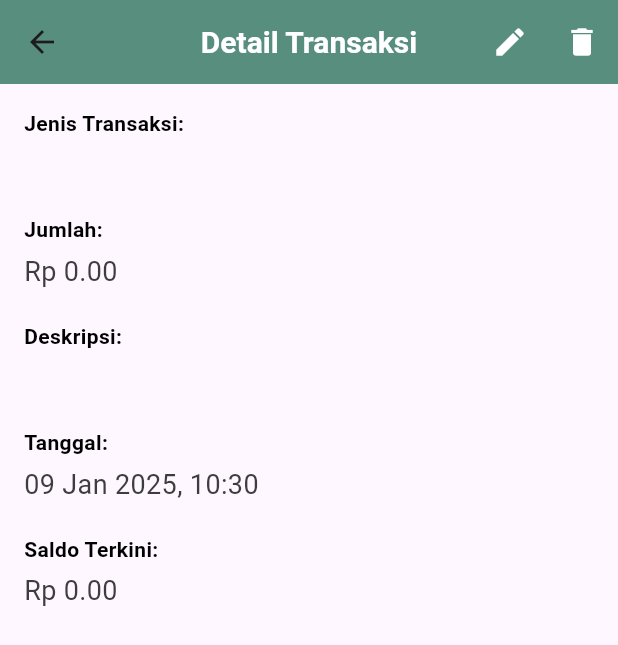
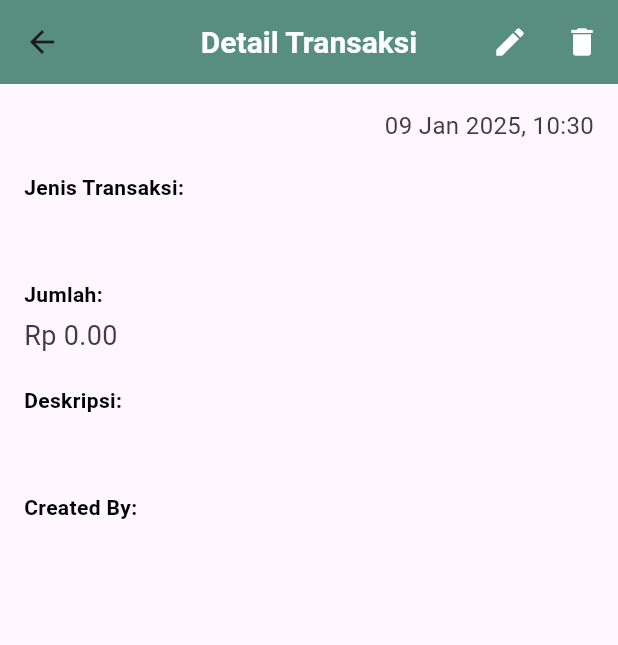
Before and after one commit to jonyxz/bumdesa-finance, a Flutter app: the DetailPage screen opened directly with empty values, on a phone screen of 412 x 824 dp. Shown: the top 645 px of the screen. Run offline on Flutter 3.47's test engine with Material 3 defaults, Android fonts, the phone set to English and light mode, and no system bars; our stand-ins replace cloud_firestore, firebase_auth, firebase_core; accounts and stored records are empty.

Commit message:
Enhance DetailPage UI by adding transaction creation date and updating created by field display

```diff
--- a/lib/pages/DetailPage.dart
+++ b/lib/pages/DetailPage.dart
@@ -66,6 +66,15 @@ class DetailPage extends StatelessWidget {
         child: Column(
           crossAxisAlignment: CrossAxisAlignment.start,
           children: [
+            Align(
+              alignment: Alignment.topRight,
+              child: Text(
+                DateFormat('dd MMM yyyy, HH:mm')
+                    .format(transaksi.createdAt.toDate()),
+                style: TextStyle(fontSize: 16, color: accentColor),
+              ),
+            ),
+            const SizedBox(height: 20),
             Text(
               'Jenis Transaksi:',
               style: headerStyle(level: 4),
@@ -97,23 +106,12 @@ class DetailPage extends StatelessWidget {
             ),
             const SizedBox(height: 20),
             Text(
-              'Tanggal:',
+              'Created By:',
               style: headerStyle(level: 4),
             ),
             const SizedBox(height: 5),
             Text(
-              DateFormat('dd MMM yyyy, HH:mm')
-                  .format(transaksi.createdAt.toDate()),
-              style: TextStyle(fontSize: 18, color: accentColor),
-            ),
-            const SizedBox(height: 20),
-            Text(
-              'Saldo Terkini:',
-              style: headerStyle(level: 4),
-            ),
-            const SizedBox(height: 5),
-            Text(
-              'Rp ${transaksi.saldoTerkini.toStringAsFixed(2)}',
+              transaksi.createdBy,
               style: TextStyle(fontSize: 18, color: accentColor),
             ),
           ],
```
